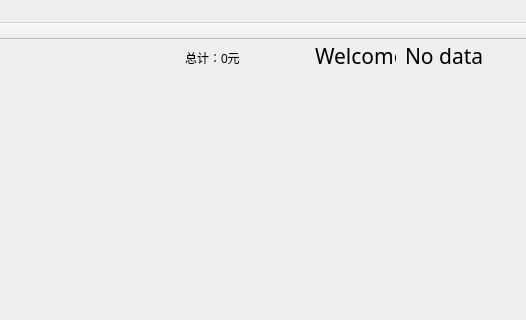
Old version of the form mainwindow.ui in the repository WhirlFirst/QtDish; both pictures show x 475 to 1001 and y 0 to 320 of the 1001 by 685 pixel window.
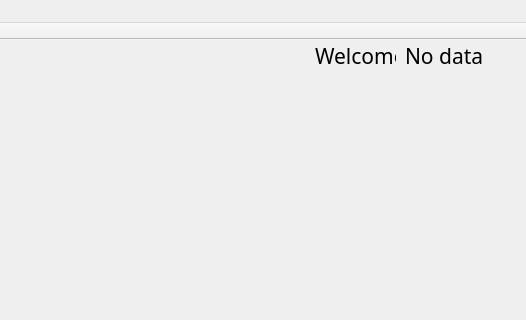
New version of the form.

Patch:
```diff
--- a/mainwindow.ui
+++ b/mainwindow.ui
@@ -85,19 +85,6 @@
     </property>
     <layout class="QGridLayout" name="gridLayout_2"/>
    </widget>
-   <widget class="QLabel" name="moneylabel">
-    <property name="geometry">
-     <rect>
-      <x>660</x>
-      <y>10</y>
-      <width>111</width>
-      <height>16</height>
-     </rect>
-    </property>
-    <property name="text">
-     <string>总计：0元</string>
-    </property>
-   </widget>
    <widget class="QSplitter" name="splitter">
     <property name="geometry">
      <rect>
@@ -126,6 +113,32 @@
      </property>
     </widget>
    </widget>
+   <widget class="QWidget" name="">
+    <property name="geometry">
+     <rect>
+      <x>670</x>
+      <y>10</y>
+      <width>77</width>
+      <height>17</height>
+     </rect>
+    </property>
+    <layout class="QHBoxLayout" name="horizontalLayout">
+     <item>
+      <widget class="QLabel" name="label">
+       <property name="text">
+        <string>总计：</string>
+       </property>
+      </widget>
+     </item>
+     <item>
+      <widget class="QLabel" name="moneylabel">
+       <property name="text">
+        <string>0元</string>
+       </property>
+      </widget>
+     </item>
+    </layout>
+   </widget>
   </widget>
   <widget class="QMenuBar" name="menuBar">
    <property name="geometry">
```
Left out of the diff: 2 changed lines with no effect on the pictures.
